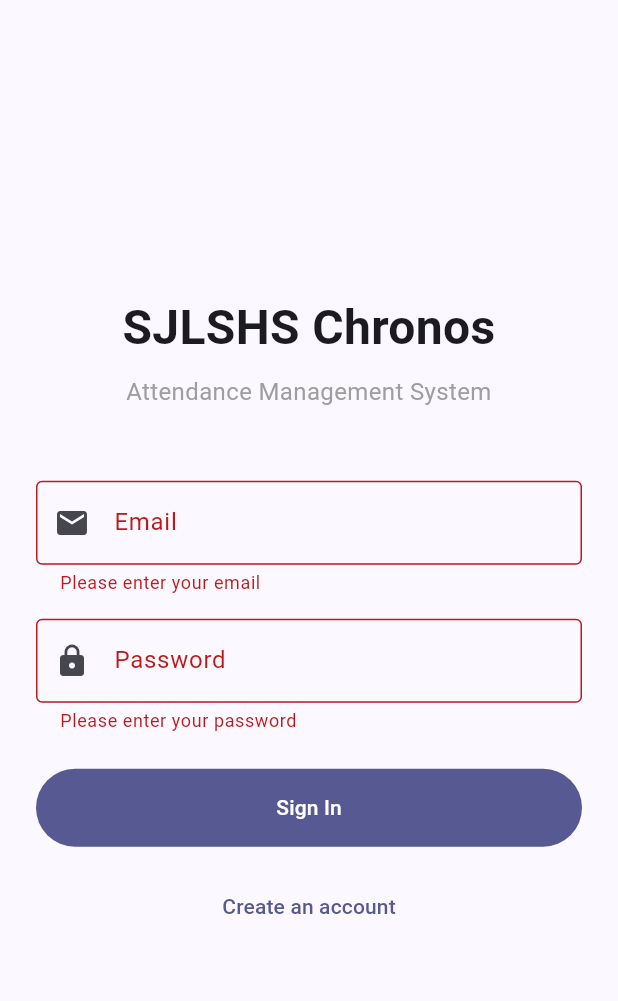
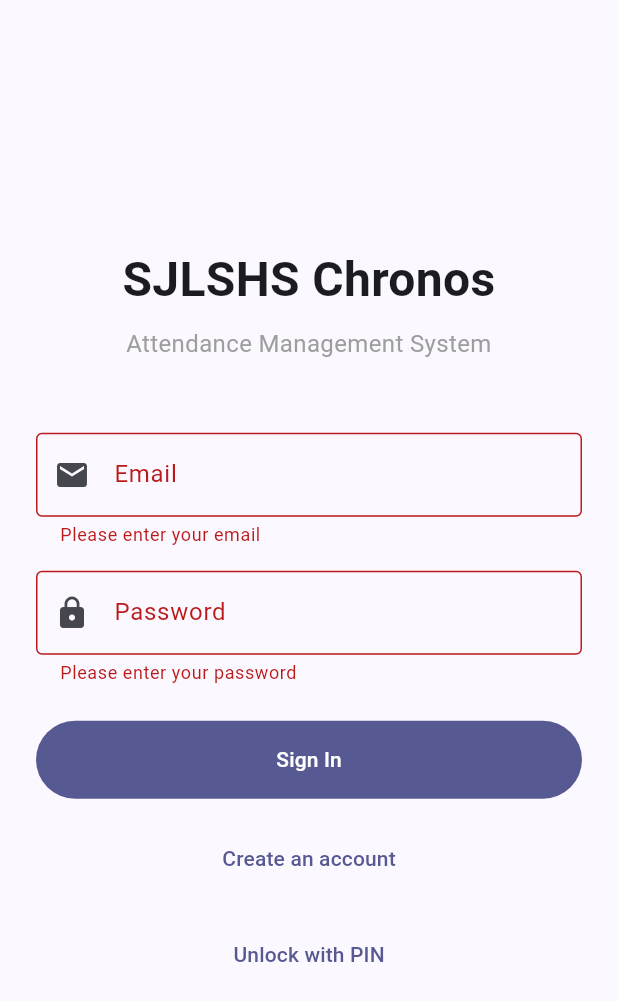
Before and after one commit to Dima-salang/sjlshs_chronos, a Flutter app: the screen it shows after launch, after a tap on "Sign In", on a phone screen of 412 x 824 dp. Shown: the top 1001 px of the screen. Run offline on Flutter 3.47's test engine with Material 3 defaults, Android fonts, the phone set to English and light mode, and no system bars; our stand-ins replace cloud_firestore, connectivity_plus, device_info_plus, file_picker, firebase_auth, firebase_core and 9 more; missing offline and left inert: excel, mobile_scanner, pointycastle; accounts and stored records are empty; generated files the repository leaves out were written again; Roboto replaces fonts that are missing (SF Pro Display).

Commit message:
prob with nav from pin entry; getting redirected to login for first time while success in second time

```diff
--- /dev/null
+++ b/lib/features/auth/offline_auth_provider.dart
@@ -0,0 +1,3 @@
+import 'package:flutter_riverpod/flutter_riverpod.dart';
+
+final isOfflineProvider = StateProvider<bool>((ref) => false);
--- a/lib/features/auth/screens/login_screen.dart
+++ b/lib/features/auth/screens/login_screen.dart
@@ -3,6 +3,7 @@ import 'package:flutter/material.dart';
 import 'package:flutter_riverpod/flutter_riverpod.dart';
 import 'package:go_router/go_router.dart';
 import 'package:sjlshs_chronos/features/auth/auth_providers.dart';
+import 'package:sjlshs_chronos/features/auth/offline_auth_provider.dart';
 
 class LoginScreen extends ConsumerStatefulWidget {
   const LoginScreen({super.key});
@@ -27,23 +28,23 @@ class _LoginScreenState extends ConsumerState<LoginScreen> {
   }
 
   @override
-  void initState() async {
+  void initState() {
     super.initState();
+    _checkConnectivity();
+  }
 
-
-    // check if the internet connection is available
+  Future<void> _checkConnectivity() async {
     final connectivityResult = await Connectivity().checkConnectivity();
-    if (connectivityResult != ConnectivityResult.none) {
-      // show error message
-      debugPrint('Internet connection detected');
-      authService = ref.read(authServiceProvider);
-    } else {
-      // show error message
+    if (mounted) {
       setState(() {
-        _errorMessage = 'No internet connection detected. You will not be able to login.';
+        if (connectivityResult == ConnectivityResult.none) {
+          _errorMessage = 'No internet connection. Offline mode available.';
+        } else {
+          _errorMessage = null;
+          authService = ref.read(authServiceProvider);
+        }
       });
     }
-
   }
 
   Future<void> _login() async {
@@ -65,7 +66,10 @@ class _LoginScreenState extends ConsumerState<LoginScreen> {
           _errorMessage = 'Invalid email or password';
         });
       } else {
-        context.go('/scanner');
+        if (mounted) {
+          ref.read(isOfflineProvider.notifier).state = false;
+          context.go('/scanner');
+        }
       }
 
     } catch (e) {
@@ -196,6 +200,13 @@ class _LoginScreenState extends ConsumerState<LoginScreen> {
                     },
                     child: const Text('Create an account'),
                   ),
+                  const SizedBox(height: 16),
+                  TextButton(
+                    onPressed: () {
+                      context.push('/pin-entry');
+                    },
+                    child: const Text('Unlock with PIN'),
+                  ),
                 ],
               ),
             ),
--- a/lib/features/auth/screens/register_screen.dart
+++ b/lib/features/auth/screens/register_screen.dart
@@ -2,6 +2,7 @@ import 'package:flutter/material.dart';
 import 'package:flutter_riverpod/flutter_riverpod.dart';
 import 'package:go_router/go_router.dart';
 import 'package:sjlshs_chronos/features/auth/auth_providers.dart';
+import 'package:sjlshs_chronos/features/auth/offline_auth_provider.dart';
 
 class RegisterScreen extends ConsumerStatefulWidget {
   const RegisterScreen({super.key});
@@ -56,6 +57,7 @@ class _RegisterScreenState extends ConsumerState<RegisterScreen> {
         // Auto navigate to login after a short delay
         Future.delayed(const Duration(seconds: 2), () {
           if (mounted) {
+            ref.read(isOfflineProvider.notifier).state = false;
             context.go('/login');
           }
         });
--- a/lib/features/student_management/screens/attendance_records_screen.dart
+++ b/lib/features/student_management/screens/attendance_records_screen.dart
@@ -80,6 +80,7 @@ class _AttendanceRecordsScreenState extends State<AttendanceRecordsScreen> {
 
       // Sort by timestamp (newest first)
       records.sort((a, b) => b.timestamp.compareTo(a.timestamp));
+      print(records);
 
       setState(() {
         _records = records;
--- a/lib/router/app_router.dart
+++ b/lib/router/app_router.dart
@@ -1,6 +1,8 @@
 import 'package:flutter/material.dart';
 import 'package:flutter_riverpod/flutter_riverpod.dart';
 import 'package:go_router/go_router.dart';
+import 'package:sjlshs_chronos/features/device_management/device_configuration_screen.dart';
+import 'package:sjlshs_chronos/features/device_management/pin_entry_screen.dart';
 import 'package:sjlshs_chronos/features/student_management/screens/student_management_screen.dart';
 import 'package:sjlshs_chronos/features/student_management/screens/attendance_records_screen.dart';
 import 'package:sjlshs_chronos/features/auth/screens/login_screen.dart';
@@ -12,13 +14,17 @@ import 'package:sjlshs_chronos/features/attendance_tracking/attendance_tracker.d
 import 'package:sjlshs_chronos/main.dart';
 import 'package:sjlshs_chronos/widgets/app_scaffold.dart';
 import 'package:sjlshs_chronos/features/auth/auth_providers.dart';
+import 'package:sjlshs_chronos/features/device_management/key_management.dart';
 
+
+import 'package:sjlshs_chronos/features/auth/offline_auth_provider.dart';
 
 
 final routerProvider = Provider<GoRouter>((ref) {
   final isarAsync = ref.watch(isarProvider);
   final userAsync = ref.watch(currentUserProvider);
   final userMetadataAsync = ref.watch(userMetadataProvider);
+  final isOffline = ref.watch(isOfflineProvider);
 
   // Show loading screen while checking auth state
   if (userAsync.isLoading || isarAsync.isLoading) {
@@ -52,9 +58,18 @@ final routerProvider = Provider<GoRouter>((ref) {
       }
 
       final isLoggedIn = user != null;
-      final isAuthRoute = state.uri.path == '/login' || state.uri.path == '/register';
+      final isAuthRoute = state.uri.path == '/login' || state.uri.path == '/register' || state.uri.path == '/pin-entry';
       final isVerificationScreen = state.uri.path == '/verification-screen';
       final isError = userAsync.hasError || isarAsync.hasError;
+
+      print("Current state: ${state.uri.path}");
+      print("Is offline: $isOffline");
+      print("Extra: ${state.extra}");
+
+      if (state.uri.path == '/scanner' && state.extra == true) {
+        return '/scanner';
+      }
+
 
       if (isError) {
         print('Error in router state:');
@@ -63,7 +78,7 @@ final routerProvider = Provider<GoRouter>((ref) {
         return '/error';
       }
 
-      if (!isLoggedIn) {
+      if (!isLoggedIn && !isOffline) {
         return isAuthRoute ? null : '/login';
       }
 
@@ -134,7 +149,7 @@ final routerProvider = Provider<GoRouter>((ref) {
       GoRoute(
         path: '/scanner',
         name: 'scanner',
-        builder: (context, state) => const QRScannerScreen(),
+        builder: (context, state) => QRScannerScreen(fromPinEntry: state.extra as bool?),
       ),
 
       // Students management route
@@ -157,6 +172,18 @@ final routerProvider = Provider<GoRouter>((ref) {
         name: 'account-verification',
         builder: (context, state) => const AccountVerificationScreen(),
       ),
+
+      // Device management route
+      GoRoute(
+        path: '/pin-entry',
+        name: 'pin-entry',
+        builder: (context, state) => const PinEntryScreen(),
+      ),
+      GoRoute(
+        path: '/device-configuration',
+        name: 'device-configuration',
+        builder: (context, state) => const DeviceConfigurationScreen(),
+      )
     ],
     errorBuilder: (context, state) => const AppScaffold(
       title: 'Page Not Found',
```
Also changed, not shown: lib/features/attendance_tracking/attendance_tracker.dart (+28 -21 lines), lib/features/device_management/key_management.dart (+5 -5 lines), lib/features/device_management/pin_entry_screen.dart (+14 -7 lines), lib/main.dart (+10 -7 lines), lib/utils/encryption_utils.dart (+16 -8 lines), lib/widgets/app_drawer.dart (+10 -0 lines), 1 other file.
